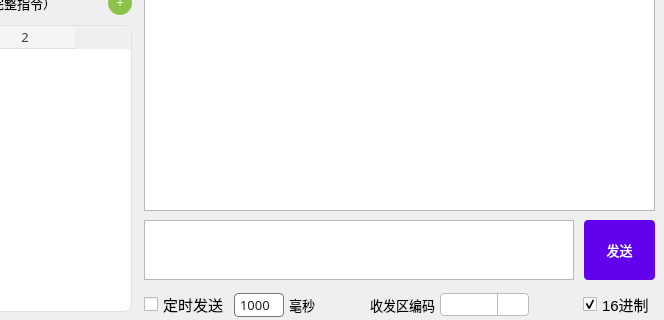
Before: the Qt Designer form mainwindow.ui in AndroidCoderPeng/serial_port_debugger, drawn with Qt 5; both pictures show x 136 to 800 and y 280 to 600 of the 800 by 600 pixel window.
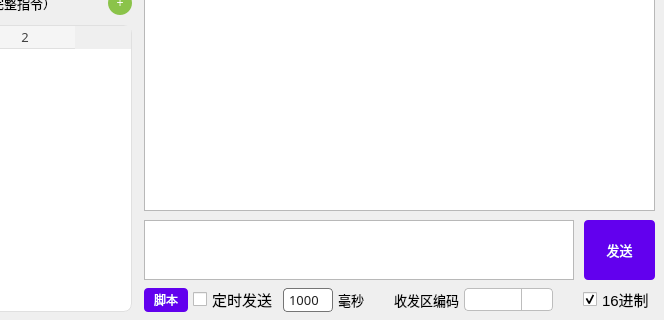
After: the same form once the commit is applied. Icons and pictures are not drawn.

Commit message:
feat(mainwindow): 添加指令脚本功能
- 新增 CommandScriptDialog 类用于显示和编辑指令脚本
- 在 MainWindow 中添加脚本按钮和相关处理函数
- 更新 Command 类，增加 getId 和 setId 方法
- 调整主窗口布局，为脚本按钮预留位置

```diff
--- a/mainwindow.ui
+++ b/mainwindow.ui
@@ -421,9 +421,9 @@
     <property name="geometry">
      <rect>
       <x>280</x>
-      <y>570</y>
+      <y>560</y>
       <width>511</width>
-      <height>30</height>
+      <height>40</height>
      </rect>
     </property>
     <layout class="QHBoxLayout" name="horizontalLayout">
@@ -433,6 +433,18 @@
      <property name="topMargin">
       <number>0</number>
      </property>
+     <item>
+      <widget class="QPushButton" name="scriptButton">
+       <property name="styleSheet">
+        <string notr="true">QPushButton {background-color:#6200EE;border-radius:4px;color:white;padding:3px 10px;font:10pt &quot;微软雅黑&quot;}
+QPushButton:hover {background-color:#3700B3}
+QPushButton:pressed {background-color:#1A005E}</string>
+       </property>
+       <property name="text">
+        <string>脚本</string>
+       </property>
+      </widget>
+     </item>
      <item>
       <widget class="QCheckBox" name="timeCheckBox">
        <property name="font">
```
Left out of the diff: 18 changed lines with no effect on the pictures. The commit also changes 9 other files.
